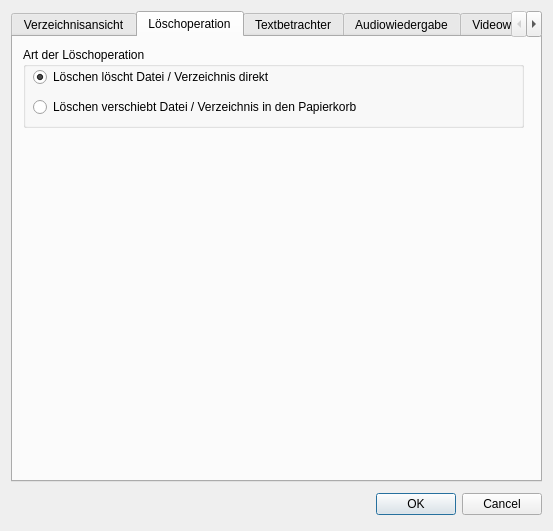
Qt form settingsdialog.ui (striezel/qt-commander) before a commit.
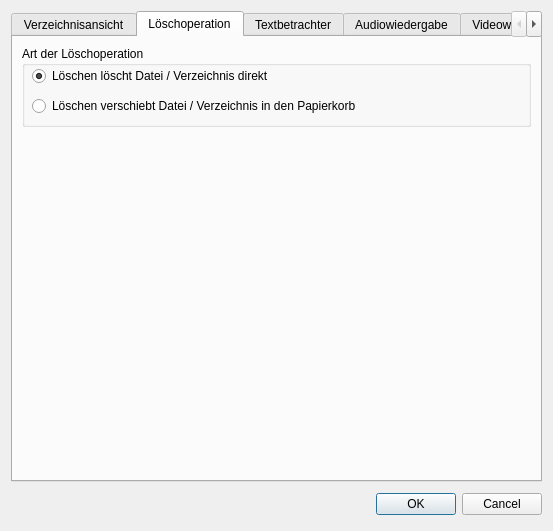
The same form after that commit. The open tabs and pages were chosen to show the change. Icons and pictures are not drawn.

Commit message: add layout to second tab page of settings dialog

```diff
--- a/settingsdialog.ui
+++ b/settingsdialog.ui
@@ -350,15 +350,9 @@
       <attribute name="title">
        <string>Löschoperation</string>
       </attribute>
+      <layout class="QGridLayout" name="gridLayoutTabDeleteOperation">
+       <item row="0" column="0">
       <widget class="QGroupBox" name="groupBoxDeleteOperation">
-       <property name="geometry">
-        <rect>
-         <x>10</x>
-         <y>10</y>
-         <width>501</width>
-         <height>81</height>
-        </rect>
-       </property>
        <property name="minimumSize">
         <size>
          <width>501</width>
@@ -410,6 +404,21 @@
         </property>
        </widget>
       </widget>
+       </item>
+       <item row="1" column="0">
+        <spacer name="verticalSpacerTabDeleteOperation">
+         <property name="orientation">
+          <enum>Qt::Vertical</enum>
+         </property>
+         <property name="sizeHint" stdset="0">
+          <size>
+           <width>20</width>
+           <height>40</height>
+          </size>
+         </property>
+        </spacer>
+       </item>
+      </layout>
      </widget>
      <widget class="QWidget" name="tabTextViewer">
       <attribute name="icon">
```
Lines whose indentation alone changed are shown as unchanged.
